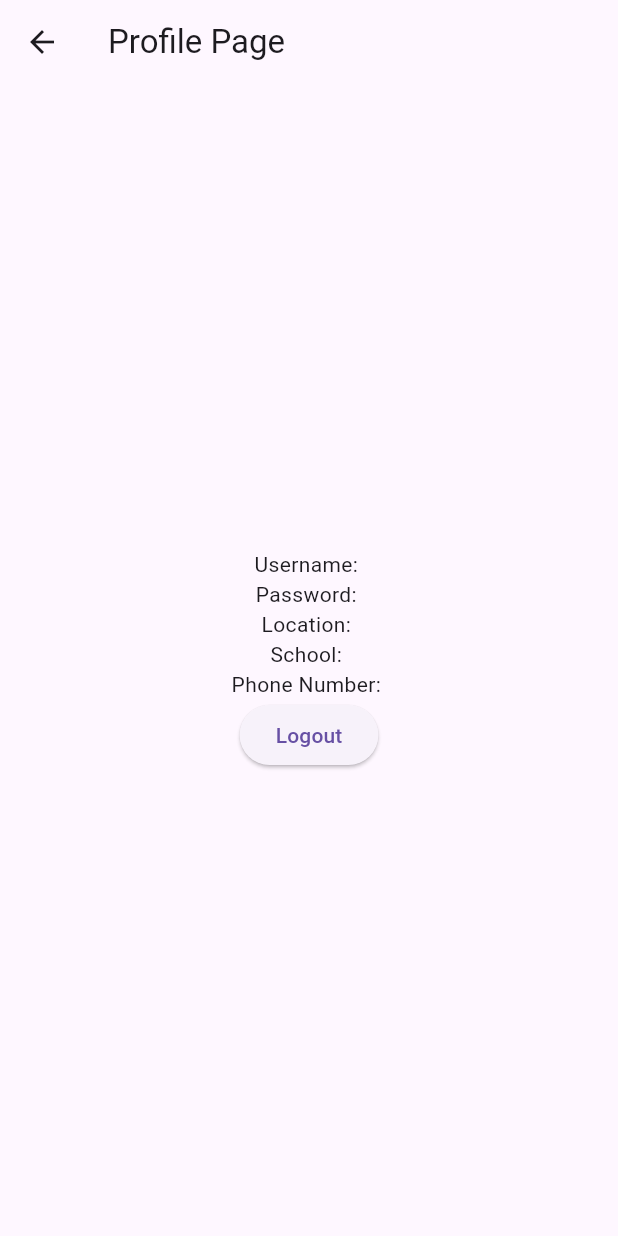
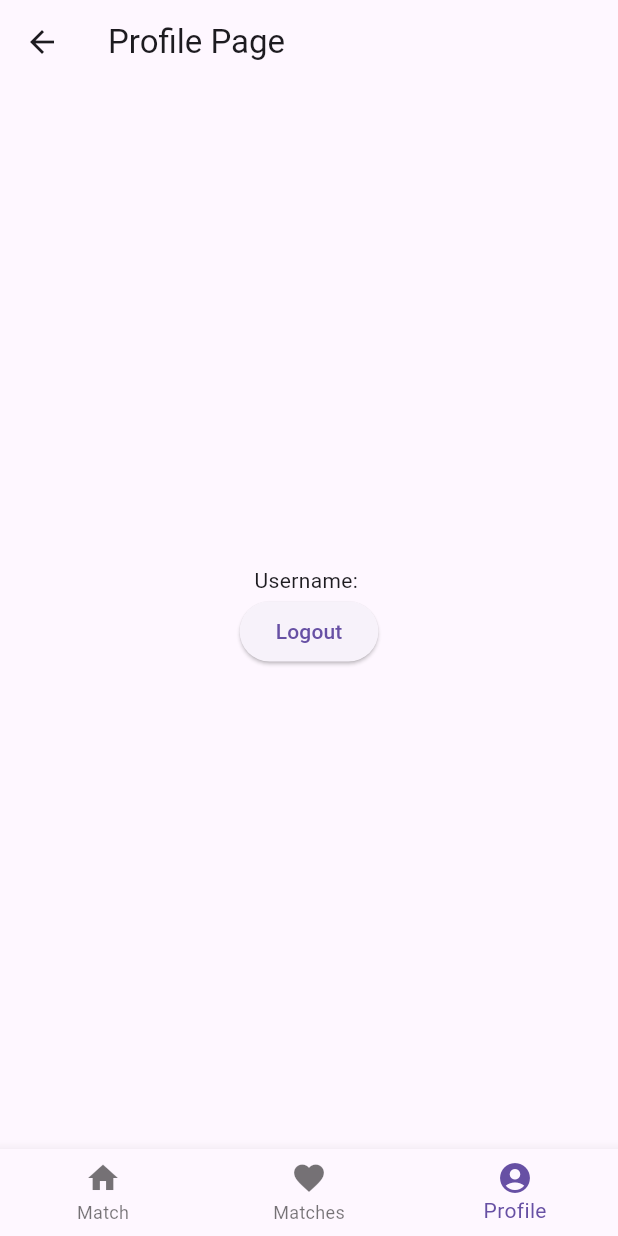
Before and after one commit to AtumCor/StudiBudi, a Flutter app: the ProfilePage screen opened directly with empty values, on a phone screen of 412 x 824 dp. Run offline on Flutter 3.47's test engine with Material 3 defaults, Android fonts, the phone set to English and light mode, and no system bars; our stand-ins replace flutter_bloc; network calls fail.

Commit message:
improved username functionality

```diff
--- a/lib/main.dart
+++ b/lib/main.dart
@@ -1,8 +1,6 @@
 import 'package:flutter/material.dart';
 import 'welcome.dart';
 import 'login.dart';
-import 'registration.dart';
-import 'matching.dart';
 
 void main() {
   runApp(MyApp());
@@ -17,8 +15,6 @@ class MyApp extends StatelessWidget {
       routes: {
         '/': (context) => WelcomeScreen(),
         '/login': (context) => DestinationScreen(),
-        '/registration': (context) => RegistrationScreen(),
-        '/matching': (context) => MatchingScreen(matchedUsers: [], currentIndex: 0,),
       },
     );
   }
--- a/lib/matches.dart
+++ b/lib/matches.dart
@@ -3,7 +3,7 @@ import 'user_data.dart';
 import 'messageInterface.dart';
 import 'matching.dart';
 import 'profile_setting.dart';
-import 'package:your_package/profile_page.dart';
+
 
 class MatchingDisplay extends StatefulWidget {
   final List<User> matchedUsers;
@@ -37,7 +37,7 @@ class _MatchingDisplayState extends State<MatchingDisplay> {
       Navigator.push(
         context,
         MaterialPageRoute(
-          builder: (context) => ProfilePage(username: matchedUsers[currentIndex].username, password: matchedUsers[currentIndex].password, location: matchedUsers[currentIndex].location, school: matchedUsers[currentIndex].school, phoneNumber: matchedUsers[currentIndex].phoneNumber),
+          builder: (context) => ProfilePage(username: username, matchedUsers: matchedUsers, currentIndex: currentIndex),
         ),
       );
     }
--- a/lib/matching.dart
+++ b/lib/matching.dart
@@ -1,7 +1,7 @@
 import 'package:flutter/material.dart';
 import 'user_data.dart';
 import 'matches.dart';
-
+import 'profile_setting.dart';
 
 class MatchingScreen extends StatefulWidget {
     final List<User> matchedUsers;
@@ -73,7 +73,7 @@ class _MatchingScreenState extends State<MatchingScreen> {
       Navigator.push(
         context,
         MaterialPageRoute(
-          builder: (context) => ProfilePage(username: matchedUsers[currentIndex].username, password: matchedUsers[currentIndex].password, location: matchedUsers[currentIndex].location, school: matchedUsers[currentIndex].school),
+          builder: (context) => ProfilePage(username: username, matchedUsers: matchedUsers, currentIndex: currentIndex),
         ),
       );
     }
--- a/lib/profile_setting.dart
+++ b/lib/profile_setting.dart
@@ -1,17 +1,61 @@
 import 'package:flutter/material.dart';
+import 'user_data.dart';
+import 'matching.dart';
+import 'matches.dart';
 
-class ProfilePage extends StatelessWidget {
+class ProfilePage extends StatefulWidget {
   final String username;
-  final String password;
-  final String location;
-  final String school;
-  final String phoneNumber;
+  final List<User> matchedUsers;
+  final int currentIndex;
 
-ProfilePage({required this.username, required this.password, required this.location, required this.school, required this.phoneNumber});
+  ProfilePage({
+    required this.username,
+    required this.matchedUsers,
+    required this.currentIndex,
+  });
+
+  @override
+  _ProfilePageState createState() => _ProfilePageState();
+}
+
+class _ProfilePageState extends State<ProfilePage> {
+  int _selectedTabIndex = 2; // Initialize with the index of 'Profile' tab
+
+  void onTabTapped(int index) {
+    if (index == 0) {
+      // Navigate to MatchingScreen when "Match" tab is tapped
+      Navigator.push(
+        context,
+        MaterialPageRoute(
+          builder: (context) => MatchingScreen(
+            matchedUsers: widget.matchedUsers,
+            currentIndex: widget.currentIndex,
+            username: widget.username,
+          ),
+        ),
+      );
+    } else if (index == 1) {
+      // Navigate to MatchingDisplay when "Matches" tab is tapped
+      Navigator.push(
+        context,
+        MaterialPageRoute(
+          builder: (context) => MatchingDisplay(
+            matchedUsers: widget.matchedUsers,
+            currentIndex: widget.currentIndex,
+            username: widget.username,
+          ),
+        ),
+      );
+    }
+    // Handle other tabs if needed
+    setState(() {
+      _selectedTabIndex = index;
+    });
+  }
 
   @override
   Widget build(BuildContext context) {
-  // Use the properties in your widget build method
+    // Use the properties from widget in your widget build method
     return Scaffold(
       appBar: AppBar(
         title: Text("Profile Page"),
@@ -20,11 +64,8 @@ Widget build(BuildContext context) {
         child: Column(
           mainAxisAlignment: MainAxisAlignment.center,
           children: <Widget>[
-        Text('Username: $username'),
-        Text('Password: $password'),
-        Text('Location: $location'),
-        Text('School: $school'),
-          Text('Phone Number: $phoneNumber'),
+            Text('Username: ${widget.username}'),
+            // Add other user details here based on your User class
             ElevatedButton(
               onPressed: () {
                 Navigator.pushNamed(context, '/login');
@@ -34,6 +75,24 @@ Widget build(BuildContext context) {
           ],
         ),
       ),
+      bottomNavigationBar: BottomNavigationBar(
+        onTap: onTabTapped,
+        currentIndex: _selectedTabIndex,
+        items: const [
+          BottomNavigationBarItem(
+            icon: Icon(Icons.home),
+            label: 'Match',
+          ),
+          BottomNavigationBarItem(
+            icon: Icon(Icons.favorite),
+            label: 'Matches',
+          ),
+          BottomNavigationBarItem(
+            icon: Icon(Icons.account_circle),
+            label: 'Profile',
+          ),
+        ],
+      ),
     );
   }
 }
```
Lines whose indentation alone changed are shown as unchanged.
